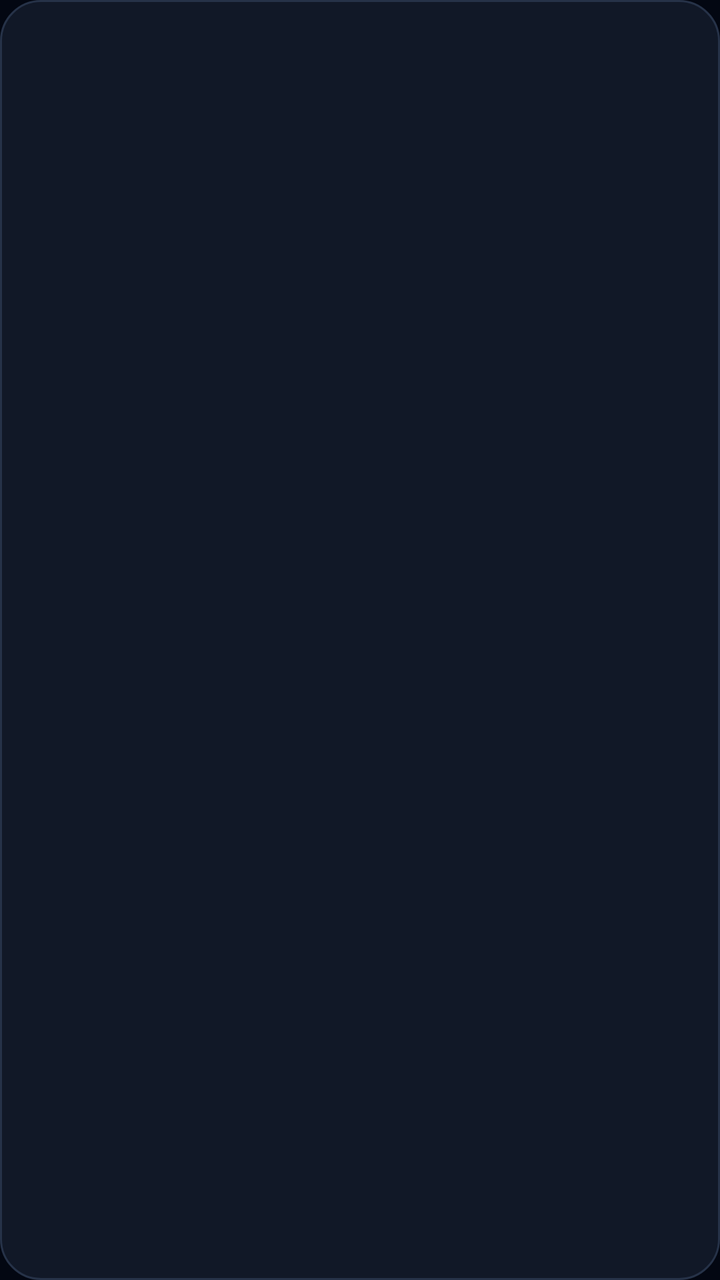
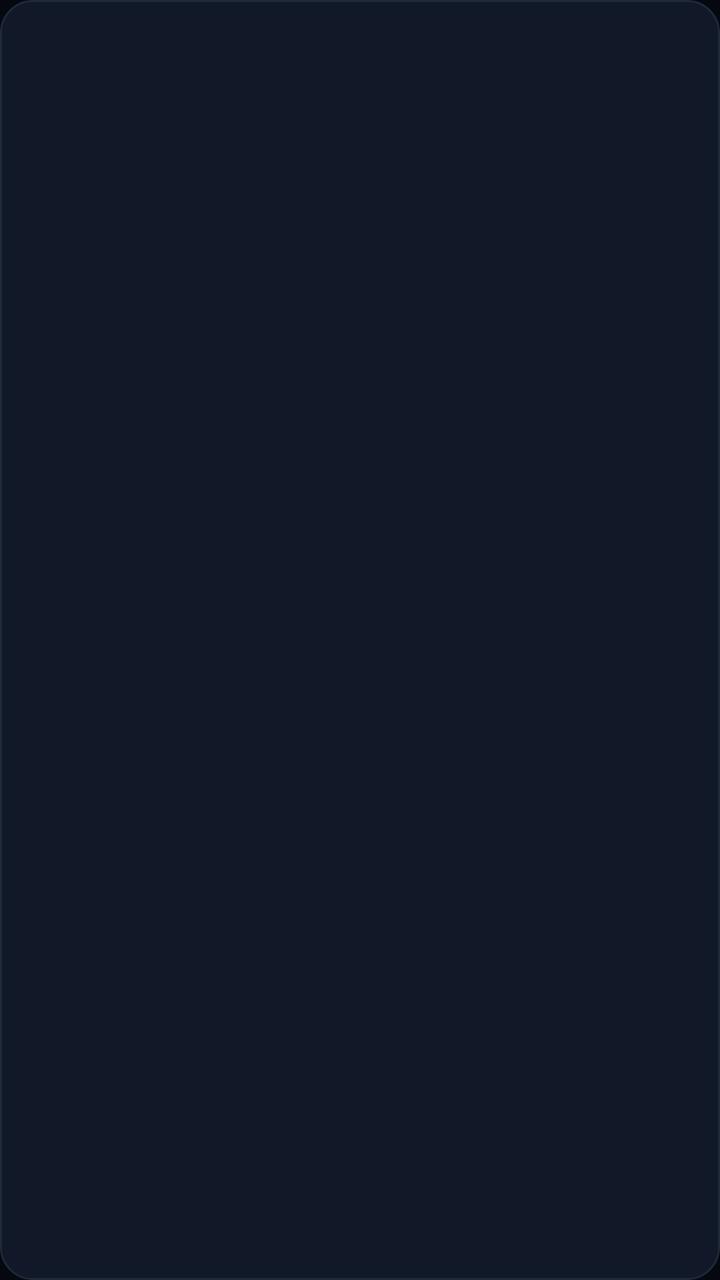

Before-and-after screenshots of an Android layout around one commit, followed by the original layout XML and the change that was made.
<!-- AndroidManifest.xml: application theme Theme.RaqamiyatApp -->
<!-- res/layout/item_variant_chip.xml -->
<?xml version="1.0" encoding="utf-8"?>
<LinearLayout xmlns:android="http://schemas.android.com/apk/res/android"
    android:id="@+id/variant_container"
    android:layout_width="wrap_content"
    android:layout_height="wrap_content"
    android:layout_marginEnd="10dp"
    android:background="@drawable/bg_chip_unselected"
    android:orientation="vertical"
    android:paddingHorizontal="14dp"
    android:paddingVertical="10dp">

    <TextView
        android:id="@+id/variant_name"
        android:layout_width="wrap_content"
        android:layout_height="wrap_content"
        android:textColor="#F8FAFC"
        android:textSize="12sp"
        android:textStyle="bold" />

    <TextView
        android:id="@+id/variant_price"
        android:layout_width="wrap_content"
        android:layout_height="wrap_content"
        android:layout_marginTop="2dp"
        android:textColor="#FBBF24"
        android:textSize="11sp"
        android:textStyle="bold" />
</LinearLayout>
<!-- resources referenced by this layout -->
<resources>
  <!-- drawable bg_chip_unselected (drawable) -->
  <?xml version="1.0" encoding="utf-8"?>
  <shape xmlns:android="http://schemas.android.com/apk/res/android" android:shape="rectangle">
      <solid android:color="#111827" />
      <corners android:radius="20dp" />
      <stroke android:width="1dp" android:color="#263248" />
  </shape>
  <style name="Theme.RaqamiyatApp" parent="Theme.MaterialComponents.DayNight.NoActionBar">
          <item name="colorPrimary">#06B6D4</item>
          <item name="colorPrimaryVariant">#0891B2</item>
          <item name="colorOnPrimary">#000000</item>
          <item name="android:statusBarColor">#030712</item>
          <item name="android:navigationBarColor">#030712</item>
          <item name="android:windowBackground">#030712</item>
      </style>
</resources>

<!-- the commit's change to res/layout/item_variant_chip.xml (unified diff, before → after) -->
@@ -4,25 +4,26 @@
     android:layout_width="wrap_content"
     android:layout_height="wrap_content"
     android:layout_marginEnd="10dp"
-    android:background="@drawable/bg_chip_unselected"
+    android:background="@drawable/bg_gateway_unselected"
+    android:minWidth="108dp"
     android:orientation="vertical"
     android:paddingHorizontal="14dp"
-    android:paddingVertical="10dp">
+    android:paddingVertical="11dp">
 
     <TextView
         android:id="@+id/variant_name"
         android:layout_width="wrap_content"
         android:layout_height="wrap_content"
         android:textColor="#F8FAFC"
-        android:textSize="12sp"
+        android:textSize="12.5sp"
         android:textStyle="bold" />
 
     <TextView
         android:id="@+id/variant_price"
         android:layout_width="wrap_content"
         android:layout_height="wrap_content"
-        android:layout_marginTop="2dp"
+        android:layout_marginTop="3dp"
         android:textColor="#FBBF24"
-        android:textSize="11sp"
+        android:textSize="12sp"
         android:textStyle="bold" />
 </LinearLayout>
<!-- resource entries referenced after the edit -->
@@ -1,19 +1,31 @@
 <!-- resources referenced by this layout -->
 <resources>
-  <!-- drawable bg_chip_unselected (drawable) -->
+  <!-- drawable bg_gateway_unselected (drawable) -->
   <?xml version="1.0" encoding="utf-8"?>
   <shape xmlns:android="http://schemas.android.com/apk/res/android" android:shape="rectangle">
       <solid android:color="#111827" />
-      <corners android:radius="20dp" />
-      <stroke android:width="1dp" android:color="#263248" />
+      <corners android:radius="16dp" />
+      <stroke android:width="1dp" android:color="#1F2937" />
   </shape>
   <style name="Theme.RaqamiyatApp" parent="Theme.MaterialComponents.DayNight.NoActionBar">
-          <item name="colorPrimary">#06B6D4</item>
-          <item name="colorPrimaryVariant">#0891B2</item>
-          <item name="colorOnPrimary">#000000</item>
-          <item name="android:statusBarColor">#030712</item>
-          <item name="android:navigationBarColor">#030712</item>
-          <item name="android:windowBackground">#030712</item>
+          <item name="colorPrimary">#F59E0B</item>
+          <item name="colorPrimaryVariant">#D97706</item>
+          <item name="colorSecondary">#22D3EE</item>
+          <item name="colorOnPrimary">#030712</item>
+          <item name="colorSurface">#0E1628</item>
+          <item name="colorOnSurface">#F8FAFC</item>
+          <item name="android:statusBarColor">#050811</item>
+          <item name="android:navigationBarColor">#050811</item>
+          <item name="android:windowBackground">#050811</item>
+          <item name="bottomSheetDialogTheme">@style/ThemeOverlay.Raqamiyat.BottomSheet</item>
+      </style>
+  <style name="ThemeOverlay.Raqamiyat.BottomSheet" parent="ThemeOverlay.MaterialComponents.BottomSheetDialog">
+          <item name="bottomSheetStyle">@style/Widget.Raqamiyat.BottomSheet</item>
+          <item name="android:navigationBarColor">#0B1120</item>
+      </style>
+  <style name="Widget.Raqamiyat.BottomSheet" parent="Widget.MaterialComponents.BottomSheet.Modal">
+          <item name="android:background">@android:color/transparent</item>
+          <item name="backgroundTint">@android:color/transparent</item>
       </style>
 </resources>
 
